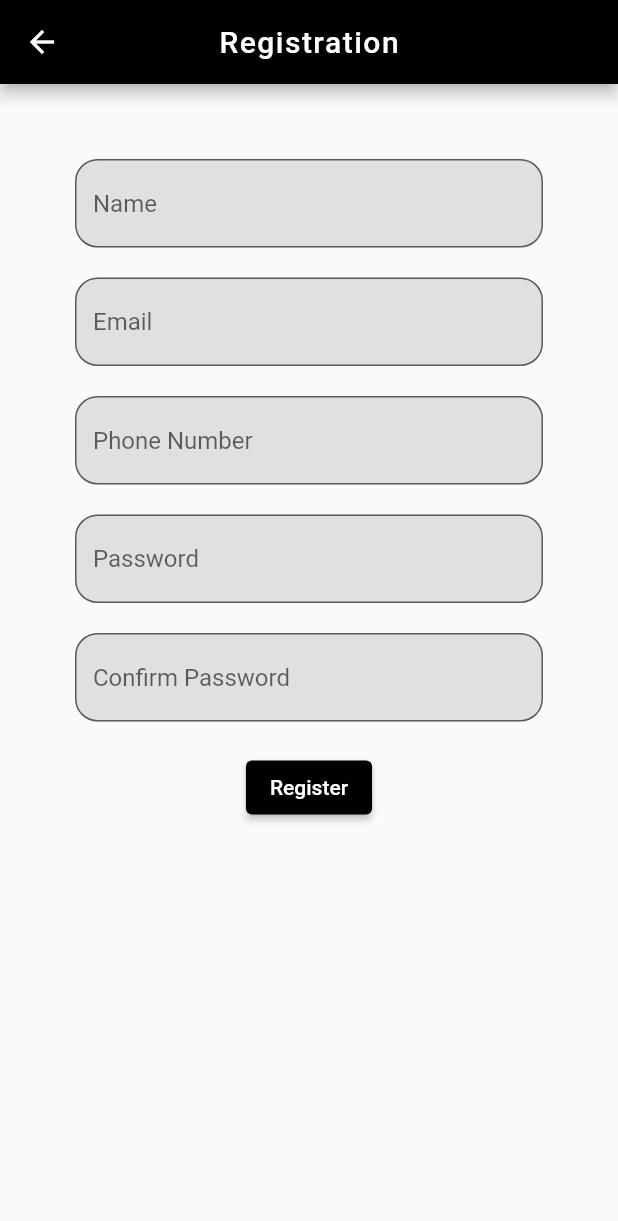
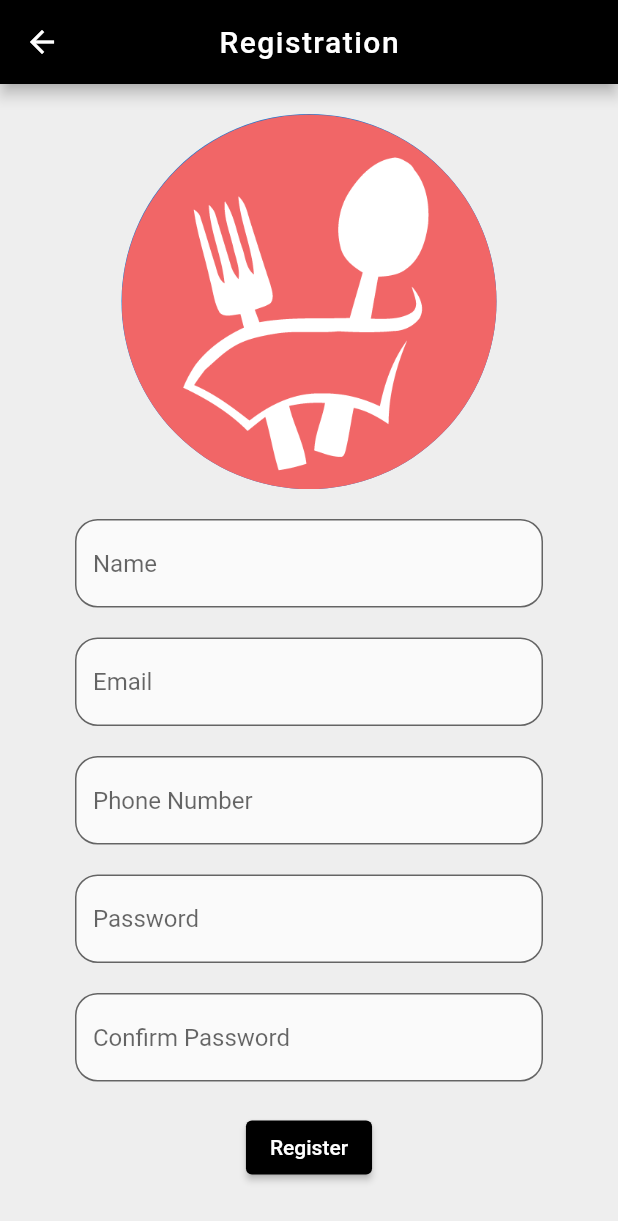
Before and after one commit to Raghav-2104/Foodie, a Flutter app: the screen it shows after launch, after a tap on "Register", on a phone screen of 412 x 824 dp. Shown: the top 1221 px of the screen. Run offline on Flutter 3.47's test engine with Material 2 defaults, Android fonts, the phone set to English and light mode, and no system bars; our stand-ins replace cloud_firestore, dio, firebase_auth, firebase_core, firebase_storage, fluttertoast and 2 more; missing offline and left inert: flutter_awesome_alert_box; accounts and stored records are empty.

Commit message:
UI Updates

```diff
--- a/lib/Screens/Register.dart
+++ b/lib/Screens/Register.dart
@@ -36,6 +36,7 @@ class _RegistrationState extends State<Registration> {
   @override
   Widget build(BuildContext context) {
     return Scaffold(
+      backgroundColor: Colors.grey[200],
       appBar: AppBar(
         backgroundColor: Colors.black,
         title: const Text(
@@ -53,7 +54,14 @@ class _RegistrationState extends State<Registration> {
         child: Column(
           children: [
             const SizedBox(
-              height: 50,
+              height: 20,
+            ),
+            const CircleAvatar(
+              backgroundImage: AssetImage('assets/logo2.png'),
+              radius: 125,
+            ),
+            const SizedBox(
+              height: 20,
             ),
             //Name
             Padding(
@@ -65,7 +73,7 @@ class _RegistrationState extends State<Registration> {
                     borderRadius: BorderRadius.all(Radius.circular(15)),
                   ),
                   filled: true,
-                  fillColor: Colors.grey[300],
+                  fillColor: Colors.grey[50],
                   hintText: 'Name',
                 ),
                 enableSuggestions: true,
@@ -97,7 +105,7 @@ class _RegistrationState extends State<Registration> {
                     borderRadius: BorderRadius.all(Radius.circular(15)),
                   ),
                   filled: true,
-                  fillColor: Colors.grey[300],
+                  fillColor: Colors.grey[50],
                   hintText: 'Email',
                 ),
                 enableSuggestions: true,
@@ -130,7 +138,7 @@ class _RegistrationState extends State<Registration> {
                     borderRadius: BorderRadius.all(Radius.circular(15)),
                   ),
                   filled: true,
-                  fillColor: Colors.grey[300],
+                  fillColor: Colors.grey[50],
                   hintText: 'Phone Number',
                 ),
                 keyboardType: TextInputType.phone,
@@ -164,7 +172,7 @@ class _RegistrationState extends State<Registration> {
                     borderRadius: BorderRadius.all(Radius.circular(15)),
                   ),
                   filled: true,
-                  fillColor: Colors.grey[300],
+                  fillColor: Colors.grey[50],
                   hintText: 'Password',
                 ),
                 enableSuggestions: true,
@@ -198,7 +206,7 @@ class _RegistrationState extends State<Registration> {
                     borderRadius: BorderRadius.all(Radius.circular(15)),
                   ),
                   filled: true,
-                  fillColor: Colors.grey[300],
+                  fillColor: Colors.grey[50],
                   hintText: 'Confirm Password',
                 ),
                 enableSuggestions: true,
--- a/lib/main.dart
+++ b/lib/main.dart
@@ -11,13 +11,9 @@ void main() async {
   await Firebase.initializeApp(
     options: DefaultFirebaseOptions.currentPlatform,
   );
-  runApp(MultiProvider(
-    providers: [
-      ChangeNotifierProvider(create: (context) => MenuProvider()),
-      // ChangeNotifierProvider(create:(context)=>CartProvider()),
-    ],
-    child: const MyApp()
-    )
+
+  runApp(
+    const MyApp()
   );
 }
 
@@ -25,7 +21,8 @@ class MyApp extends StatelessWidget {
   const MyApp({super.key});
   @override
   Widget build(BuildContext context) {
-    return MaterialApp(
+    return const MaterialApp(
+      debugShowCheckedModeBanner: false,
       home: Wrapper(),
     );
   }
```
